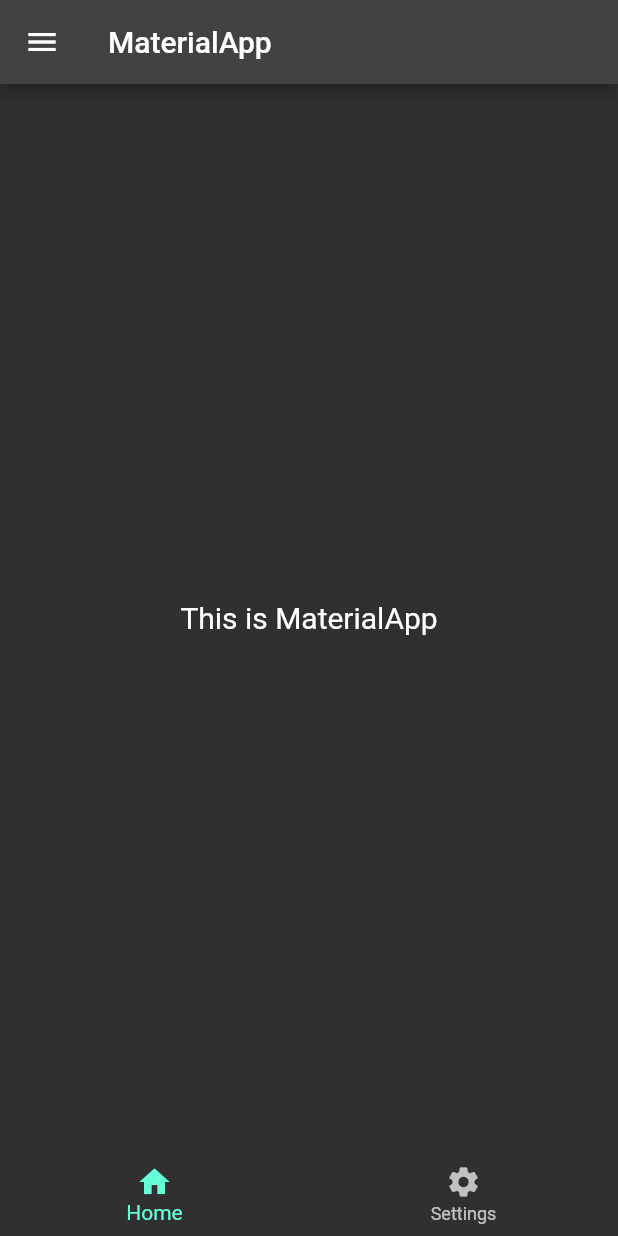
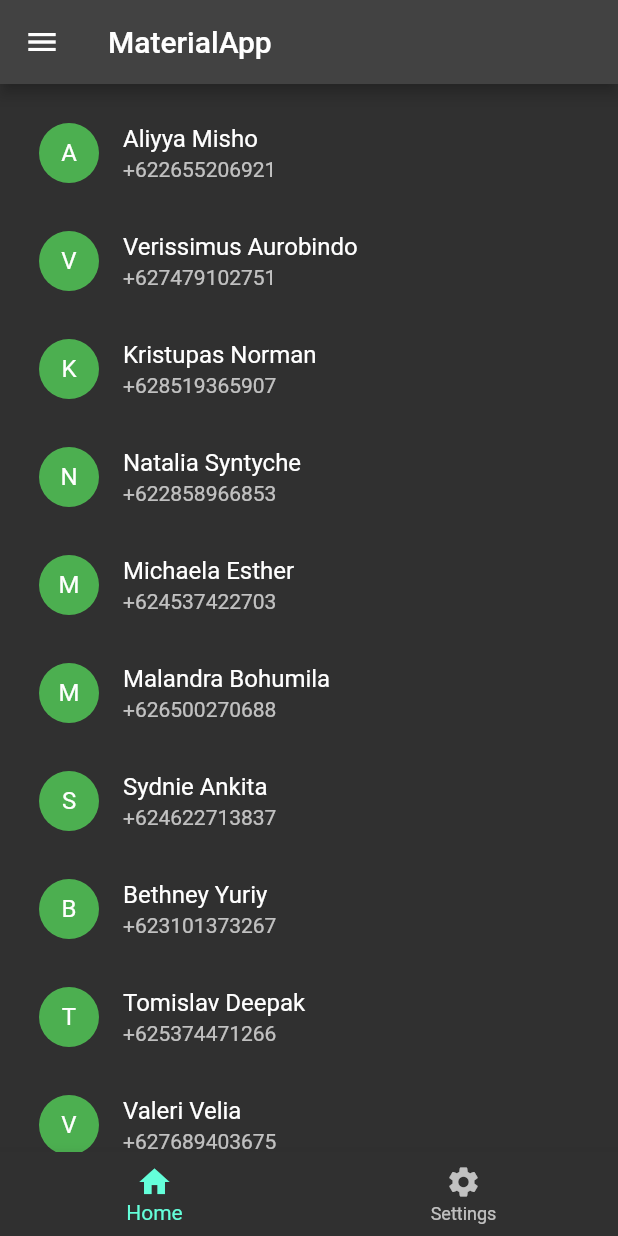
Before and after one commit to FauzanAkbarKhan/Prakerja_FauzanAkbarKhan, a Flutter app: the screen it shows after launch, on a phone screen of 412 x 824 dp. Run offline on Flutter 3.47's test engine with Material 2 defaults, Android fonts, the light colour scheme and no system bars; our stand-ins replace get.

Commit message:
add contacts feature

```diff
--- /dev/null
+++ b/tugas_praktik_mandiri_6/lib/app/data/models/contacts_model.dart
@@ -0,0 +1,7 @@
+class ContactsModel {
+  String? name;
+  String? phoneNumber;
+  String? imgProfile;
+
+  ContactsModel({this.name, this.phoneNumber, this.imgProfile});
+}
--- a/tugas_praktik_mandiri_6/lib/app/modules/home/controllers/home_controller.dart
+++ b/tugas_praktik_mandiri_6/lib/app/modules/home/controllers/home_controller.dart
@@ -1,23 +1,26 @@
 import 'package:get/get.dart';
+import 'package:tugas_praktik_mandiri_6/app/data/models/contacts_model.dart';
 
 class HomeController extends GetxController {
-  //TODO: Implement HomeController
+  List<ContactsModel> contacts = [];
 
-  final count = 0.obs;
   @override
   void onInit() {
     super.onInit();
+
+    contacts = [
+      ContactsModel(name: 'Aliyya Misho', phoneNumber: '+622655206921'),
+      ContactsModel(name: 'Verissimus Aurobindo', phoneNumber: '+627479102751'),
+      ContactsModel(name: 'Kristupas Norman', phoneNumber: '+628519365907'),
+      ContactsModel(name: 'Natalia Syntyche', phoneNumber: '+622858966853'),
+      ContactsModel(name: 'Michaela Esther', phoneNumber: '+624537422703'),
+      ContactsModel(name: 'Malandra Bohumila', phoneNumber: '+626500270688'),
+      ContactsModel(name: 'Sydnie Ankita', phoneNumber: '+624622713837'),
+      ContactsModel(name: 'Bethney Yuriy', phoneNumber: '+623101373267'),
+      ContactsModel(name: 'Tomislav Deepak', phoneNumber: '+625374471266'),
+      ContactsModel(name: 'Valeri Velia', phoneNumber: '+627689403675'),
+    ];
   }
+}
 
-  @override
-  void onReady() {
-    super.onReady();
-  }
-
-  @override
-  void onClose() {
-    super.onClose();
-  }
-
-  void increment() => count.value++;
-}
+//  +626500270688 +624622713837 +623101373267 +625374471266 +627689403675
--- a/tugas_praktik_mandiri_6/lib/app/modules/home/views/home_view.dart
+++ b/tugas_praktik_mandiri_6/lib/app/modules/home/views/home_view.dart
@@ -8,16 +8,28 @@ class HomeView extends GetView<HomeController> {
   const HomeView({Key? key}) : super(key: key);
   @override
   Widget build(BuildContext context) {
+    return GetBuilder<HomeController>(
+        init: HomeController(),
+        builder: (controller) {
           return Scaffold(
             appBar: AppBar(
               title: const Text('MaterialApp'),
               centerTitle: false,
               leading: const Icon(Icons.menu),
             ),
-      body: const Center(
+            body: ListView.builder(
+              padding: const EdgeInsets.all(10),
+              itemCount: controller.contacts.length,
+              itemBuilder: (context, index) => ListTile(
+                title: Text('${controller.contacts[index].name}'),
+                subtitle: Text('${controller.contacts[index].phoneNumber}'),
+                leading: CircleAvatar(
+                  backgroundColor: Colors.green,
                   child: Text(
-          'This is MaterialApp',
-          style: TextStyle(fontSize: 20),
+                    '${controller.contacts[index].name?.substring(0, 1)}',
+                    style: const TextStyle(color: Colors.white),
+                  ),
+                ),
               ),
             ),
             bottomNavigationBar: BottomNavigationBar(
@@ -34,5 +46,6 @@ class HomeView extends GetView<HomeController> {
               ],
             ),
           );
+        });
   }
 }
```
Lines whose indentation alone changed are shown as unchanged.
